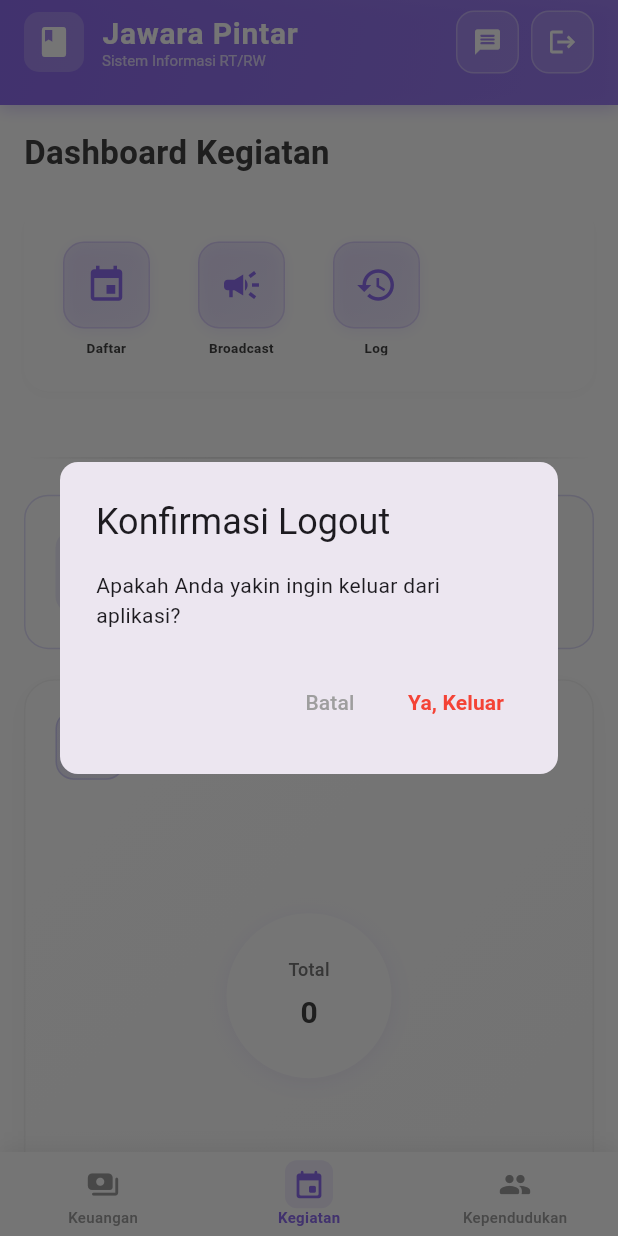
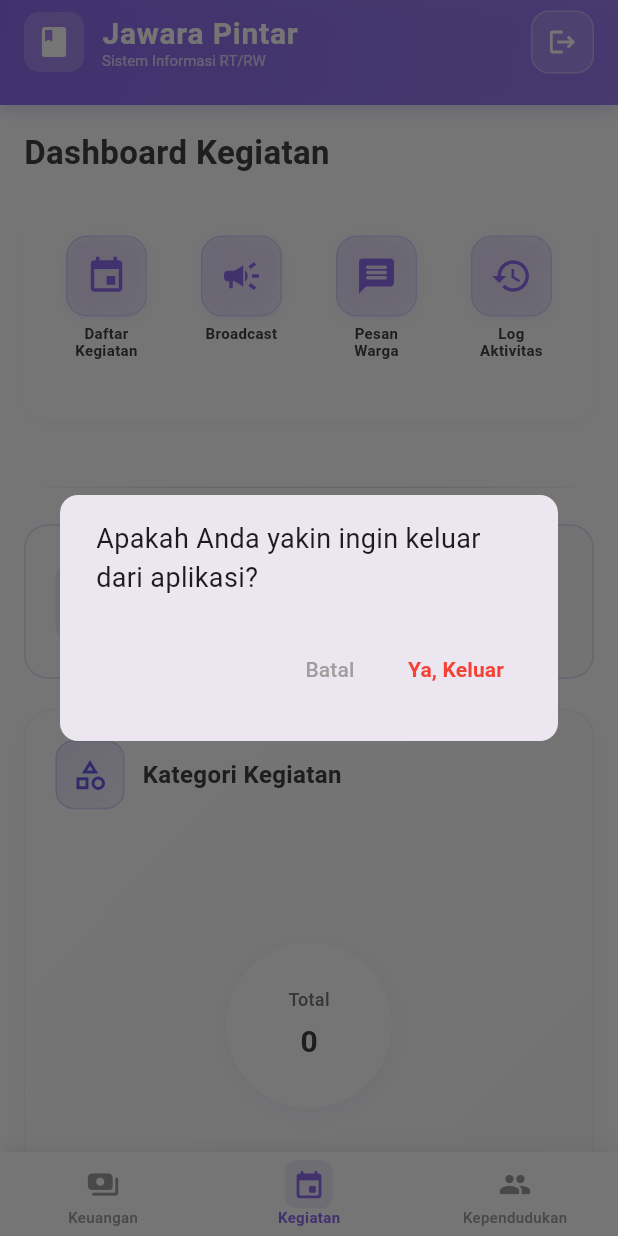
Before and after one commit to nurwahibzy/jawara_pintar_mobile_version, a Flutter app: the screen it shows once a user with an empty profile is signed in, item 2 of the bottom bar chosen, after a tap on the "logout" icon, on a phone screen of 412 x 824 dp. Run offline on Flutter 3.47's test engine with Material 3 defaults, Android fonts, the phone set to English and light mode, and no system bars; drawn by our look-alikes of fl_chart; our stand-ins replace bloc, dartz, equatable, flutter_bloc, flutter_dotenv, get_it and 4 more; accounts and stored records are empty; Roboto replaces fonts that are missing (CircularStd, Poppins).

Commit message:
refactor(menu): adjust layout and padding for menu items

```diff
--- a/lib/widgets/custom_app_bar.dart
+++ b/lib/widgets/custom_app_bar.dart
@@ -77,31 +77,6 @@ class CustomAppBar extends StatelessWidget implements PreferredSizeWidget {
               Row(
                 children: [
                   // Tombol Pesan
-                  Material(
-                    color: Colors.transparent,
-                    child: InkWell(
-                      borderRadius: BorderRadius.circular(12),
-                      onTap: () {
-                        Navigator.pushNamed(context, '/daftar-pesan-warga');
-                      },
-                      child: Container(
-                        padding: const EdgeInsets.all(10),
-                        decoration: BoxDecoration(
-                          color: Colors.white.withOpacity(0.15),
-                          borderRadius: BorderRadius.circular(12),
-                          border: Border.all(
-                            color: Colors.white.withOpacity(0.3),
-                            width: 1,
-                          ),
-                        ),
-                        child: const Icon(
-                          Icons.message_rounded,
-                          color: Colors.white,
-                          size: 20,
-                        ),
-                      ),
-                    ),
-                  ),
                   const SizedBox(width: 8),
                   // Tombol Logout
                   Material(
@@ -114,9 +89,10 @@ class CustomAppBar extends StatelessWidget implements PreferredSizeWidget {
                           context: context,
                           builder: (BuildContext context) {
                             return AlertDialog(
-                              title: const Text("Konfirmasi Logout"),
+                              // title: const Text("Konfirmasi Logout"),s
                               content: const Text(
                                 "Apakah Anda yakin ingin keluar dari aplikasi?",
+                                style: TextStyle(fontSize: 18),
                               ),
                               shape: RoundedRectangleBorder(
                                 borderRadius: BorderRadius.circular(12),
--- a/lib/widgets/menu_kegiatan.dart
+++ b/lib/widgets/menu_kegiatan.dart
@@ -1,6 +1,5 @@
 import 'package:flutter/material.dart';
 import 'package:jawara_pintar_mobile_version/core/theme/app_colors.dart';
-
 
 class MenuKegiatan extends StatelessWidget {
   const MenuKegiatan({super.key});
@@ -30,7 +29,8 @@ class MenuKegiatan extends StatelessWidget {
             crossAxisCount: 4, // jumlah kolom
             crossAxisSpacing: 12,
             mainAxisSpacing: 16,
-            childAspectRatio: 0.85, // Lebih tinggi untuk memberi ruang label
+            // PERUBAHAN 1: Ubah aspect ratio menjadi 0.70 agar kotak lebih tinggi
+            childAspectRatio: 0.70,
             children: [
               _buildMenuItem(
                 context,
@@ -43,6 +43,12 @@ class MenuKegiatan extends StatelessWidget {
                 Icons.campaign,
                 "Broadcast",
                 "/broadcast",
+              ),
+              _buildMenuItem(
+                context,
+                Icons.message_rounded,
+                "Pesan\nWarga",
+                "/daftar-pesan-warga",
               ),
               _buildMenuItem(
                 context,
@@ -73,13 +79,15 @@ class MenuKegiatan extends StatelessWidget {
         splashColor: AppColors.primary.withOpacity(0.1),
         highlightColor: AppColors.primary.withOpacity(0.05),
         child: Container(
-          padding: const EdgeInsets.symmetric(vertical: 8),
+          // Padding luar dikurangi
+          padding: const EdgeInsets.symmetric(vertical: 4),
           child: Column(
             mainAxisSize: MainAxisSize.min,
-            mainAxisAlignment: MainAxisAlignment.center,
+            mainAxisAlignment: MainAxisAlignment.start, // Icon nempel atas
             children: [
               Container(
-                padding: const EdgeInsets.all(14),
+                // PERUBAHAN 2: Padding icon dikurangi jadi 12
+                padding: const EdgeInsets.all(12),
                 decoration: BoxDecoration(
                   gradient: LinearGradient(
                     colors: [
@@ -108,7 +116,8 @@ class MenuKegiatan extends StatelessWidget {
                   size: 28,
                 ),
               ),
-              const SizedBox(height: 8),
+              // PERUBAHAN 3: Jarak icon ke teks diperkecil jadi 6
+              const SizedBox(height: 6),
               Flexible(
                 child: Text(
                   label,
@@ -116,8 +125,8 @@ class MenuKegiatan extends StatelessWidget {
                   maxLines: 2,
                   overflow: TextOverflow.ellipsis,
                   style: TextStyle(
-                    fontSize: 9,
-                    height: 1.2,
+                    fontSize: 10, // Font sedikit lebih jelas
+                    height: 1.1,
                     fontWeight: FontWeight.w600,
                     color: Colors.grey[800],
                   ),
--- a/lib/widgets/menu_kependudukan.dart
+++ b/lib/widgets/menu_kependudukan.dart
@@ -1,6 +1,5 @@
 import 'package:flutter/material.dart';
 import 'package:jawara_pintar_mobile_version/core/theme/app_colors.dart';
-
 
 class MenuKependudukan extends StatelessWidget {
   const MenuKependudukan({super.key});
@@ -30,7 +29,8 @@ class MenuKependudukan extends StatelessWidget {
             crossAxisCount: 4,
             crossAxisSpacing: 12,
             mainAxisSpacing: 16,
-            childAspectRatio: 0.85,
+            // PERUBAHAN 1: Ubah aspect ratio menjadi 0.70 agar kotak lebih tinggi
+            childAspectRatio: 0.70,
             children: [
               _buildMenuItem(context, Icons.home, "Rumah", '/daftar-rumah'),
               _buildMenuItem(context, Icons.people, "Warga", '/daftar-warga'),
@@ -81,13 +81,15 @@ class MenuKependudukan extends StatelessWidget {
         splashColor: AppColors.primary.withOpacity(0.1),
         highlightColor: AppColors.primary.withOpacity(0.05),
         child: Container(
-          padding: const EdgeInsets.symmetric(vertical: 8),
+          // Padding luar sedikit dikurangi
+          padding: const EdgeInsets.symmetric(vertical: 4),
           child: Column(
             mainAxisSize: MainAxisSize.min,
-            mainAxisAlignment: MainAxisAlignment.center,
+            mainAxisAlignment: MainAxisAlignment.start, // Icon nempel atas
             children: [
               Container(
-                padding: const EdgeInsets.all(14),
+                // PERUBAHAN 2: Padding icon dikurangi jadi 12
+                padding: const EdgeInsets.all(12),
                 decoration: BoxDecoration(
                   gradient: LinearGradient(
                     colors: [
@@ -116,7 +118,8 @@ class MenuKependudukan extends StatelessWidget {
                   size: 28,
                 ),
               ),
-              const SizedBox(height: 8),
+              // PERUBAHAN 3: Jarak icon ke teks diperkecil jadi 6
+              const SizedBox(height: 6),
               Flexible(
                 child: Text(
                   label,
@@ -124,8 +127,8 @@ class MenuKependudukan extends StatelessWidget {
                   maxLines: 2,
                   overflow: TextOverflow.ellipsis,
                   style: TextStyle(
-                    fontSize: 9,
-                    height: 1.2,
+                    fontSize: 10, // Font sedikit lebih jelas
+                    height: 1.1,
                     fontWeight: FontWeight.w600,
                     color: Colors.grey[800],
                   ),
--- a/lib/widgets/menu_keuangan.dart
+++ b/lib/widgets/menu_keuangan.dart
@@ -1,6 +1,5 @@
 import 'package:flutter/material.dart';
 import 'package:jawara_pintar_mobile_version/core/theme/app_colors.dart';
-
 
 class MenuKeuangan extends StatelessWidget {
   const MenuKeuangan({super.key});
@@ -30,7 +29,9 @@ class MenuKeuangan extends StatelessWidget {
             crossAxisCount: 4,
             crossAxisSpacing: 12,
             mainAxisSpacing: 16,
-            childAspectRatio: 0.85,
+            // PERUBAHAN 1: Ubah aspect ratio agar kotak lebih tinggi
+            // Semakin kecil angkanya, kotak semakin memanjang ke bawah
+            childAspectRatio: 0.70,
             children: [
               _buildMenuItem(
                 context,
@@ -103,13 +104,15 @@ class MenuKeuangan extends StatelessWidget {
         splashColor: AppColors.primary.withOpacity(0.1),
         highlightColor: AppColors.primary.withOpacity(0.05),
         child: Container(
-          padding: const EdgeInsets.symmetric(vertical: 8),
+          // Padding container luar bisa dikurangi sedikit jika perlu
+          padding: const EdgeInsets.symmetric(vertical: 4),
           child: Column(
             mainAxisSize: MainAxisSize.min,
-            mainAxisAlignment: MainAxisAlignment.center,
+            mainAxisAlignment: MainAxisAlignment.start, // Ubah ke start agar icon nempel atas
             children: [
               Container(
-                padding: const EdgeInsets.all(14),
+                // PERUBAHAN 2: Kurangi padding icon agar tidak terlalu boros tempat
+                padding: const EdgeInsets.all(12),
                 decoration: BoxDecoration(
                   gradient: LinearGradient(
                     colors: [
@@ -138,7 +141,8 @@ class MenuKeuangan extends StatelessWidget {
                   size: 28,
                 ),
               ),
-              const SizedBox(height: 8),
+              // PERUBAHAN 3: Perkecil jarak antara icon dan text
+              const SizedBox(height: 6),
               Flexible(
                 child: Text(
                   label,
@@ -146,8 +150,8 @@ class MenuKeuangan extends StatelessWidget {
                   maxLines: 2,
                   overflow: TextOverflow.ellipsis,
                   style: TextStyle(
-                    fontSize: 9,
-                    height: 1.2,
+                    fontSize: 10, // Sedikit diperbesar agar terbaca (opsional)
+                    height: 1.1,
                     fontWeight: FontWeight.w600,
                     color: Colors.grey[800],
                   ),
```
